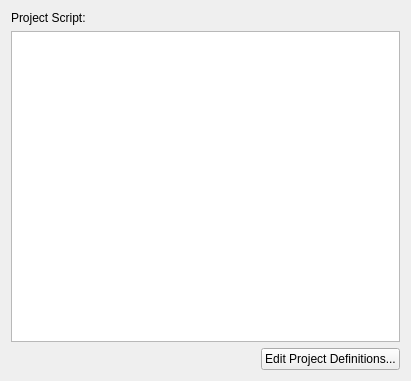
urobots-io/anno, file anno/ProjectSettingsWidget.ui: the form before one commit.
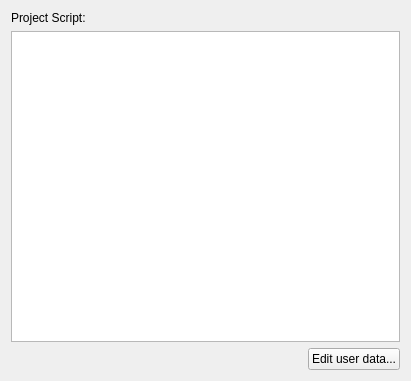
The form after the commit. Icons and pictures are not drawn.

Commit message: Edit Project properies replaced with Edit project use data

Diff of the .ui file:
```diff
--- a/anno/ProjectSettingsWidget.ui
+++ b/anno/ProjectSettingsWidget.ui
@@ -58,7 +58,7 @@
      <item>
       <widget class="QPushButton" name="edit_definitions_pushButton">
        <property name="text">
-        <string>Edit Project Definitions...</string>
+        <string>Edit user data...</string>
        </property>
        <property name="icon">
         <iconset resource="MainWindow.qrc">
```
The commit also changes 4 other files.
